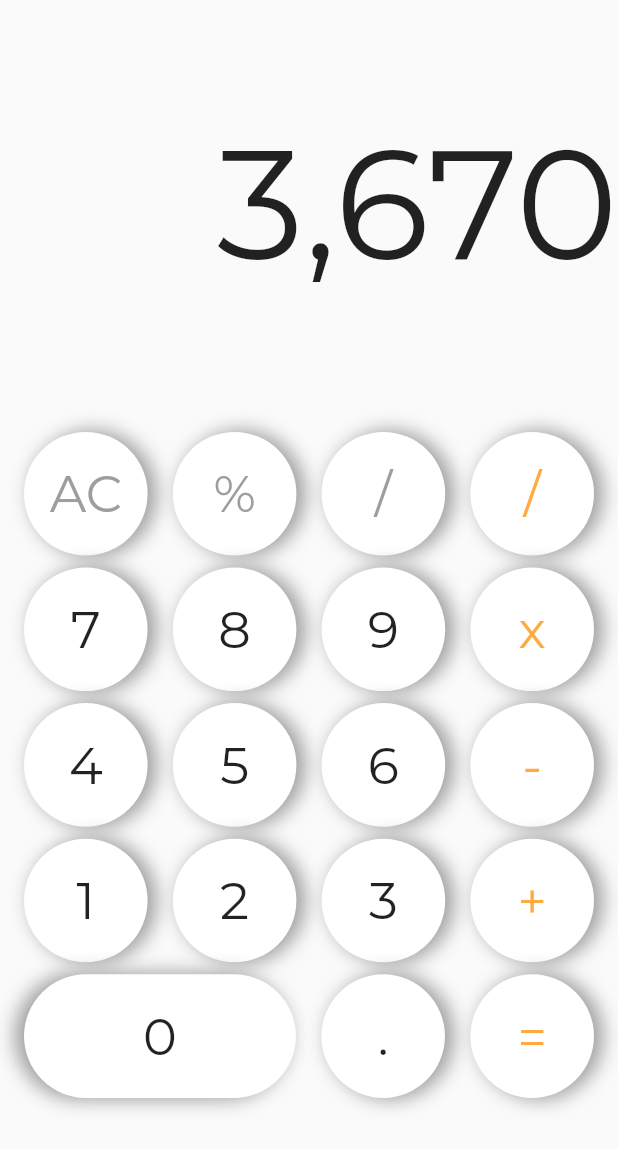
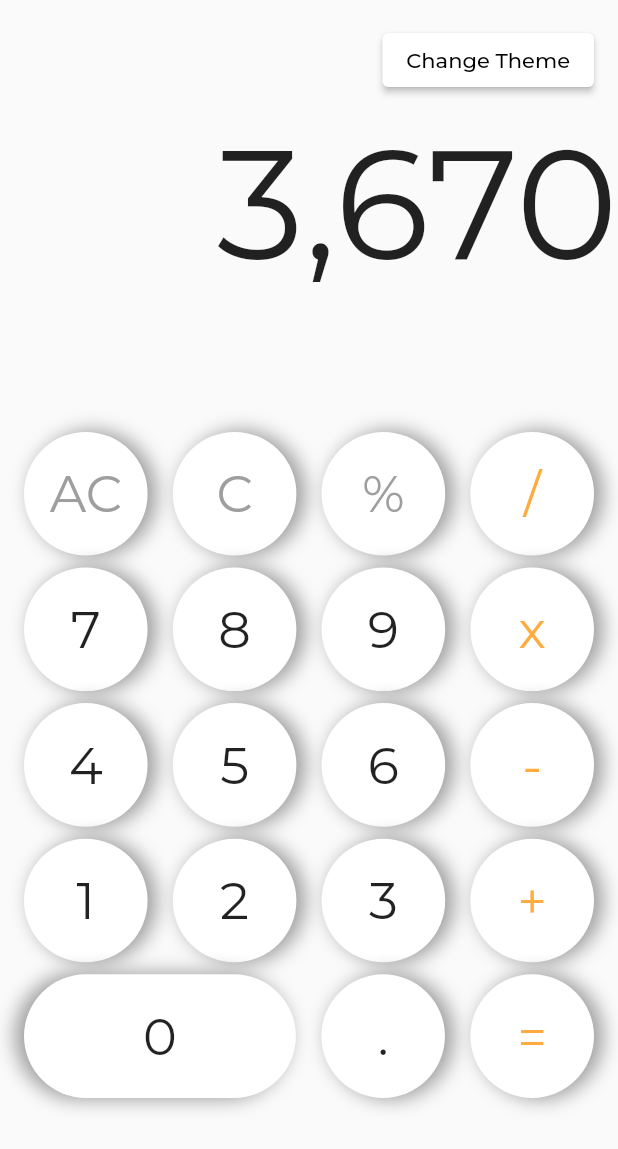
Before and after one commit to Coffiie/calculator_app, a Flutter app: the screen it shows after launch, on a phone screen of 412 x 824 dp. Shown: the top 1149 px of the screen. Run offline on Flutter 3.47's test engine with Material 2 defaults, Android fonts, the phone set to English and light mode, and no system bars; our stand-ins replace google_fonts, shared_preferences.

Commit message:
complete theming + calculator logic

```diff
--- a/lib/globals/widgets/button_widget.dart
+++ b/lib/globals/widgets/button_widget.dart
@@ -1,4 +1,6 @@
+import 'package:calculator_ui/providers/theme_provider.dart';
 import 'package:flutter/material.dart';
+import 'package:provider/provider.dart';
 
 enum OperandType { number, operator, nonOperator }
 
@@ -18,7 +20,8 @@ class ButtonWidget extends StatelessWidget {
 
   @override
   Widget build(BuildContext context) {
-    print(MediaQuery.of(context).platformBrightness);
+    final ThemeProvider themeProvider =
+        Provider.of<ThemeProvider>(context, listen: false);
     final Size screenSize = MediaQuery.of(context).size;
     return Stack(
       children: [
@@ -26,9 +29,12 @@ class ButtonWidget extends StatelessWidget {
             ? Container(
                 decoration: BoxDecoration(
                     borderRadius: BorderRadius.circular(50),
-                    boxShadow:  [
+                    boxShadow: [
                       BoxShadow(
-                          color: MediaQuery.of(context).platformBrightness == Brightness.dark ? Theme.of(context).primaryColor : Colors.grey,
+                          color: themeProvider.themeMode ==
+                                ThemeMode.dark
+                              ? Theme.of(context).primaryColor
+                              : Colors.grey,
                           spreadRadius: 1,
                           blurRadius: 10,
                           offset: const Offset(-5, 0))
@@ -39,13 +45,20 @@ class ButtonWidget extends StatelessWidget {
                 height: screenSize.height * 0.1,
               )
             : Container(
-                decoration: BoxDecoration(boxShadow:  [
-                  BoxShadow(
-                      color:  MediaQuery.of(context).platformBrightness == Brightness.dark ? Theme.of(context).primaryColor : Colors.grey,
-                      spreadRadius: 1,
-                      blurRadius: 10,
-                      offset: const Offset(5, 0))
-                ], shape: BoxShape.circle, color:Theme.of(context).primaryColor,),
+                decoration: BoxDecoration(
+                  boxShadow: [
+                    BoxShadow(
+                        color: themeProvider.themeMode ==
+                                ThemeMode.dark
+                            ? Theme.of(context).primaryColor
+                            : Colors.grey,
+                        spreadRadius: 1,
+                        blurRadius: 10,
+                        offset: const Offset(5, 0))
+                  ],
+                  shape: BoxShape.circle,
+                  color: Theme.of(context).primaryColor,
+                ),
                 width: screenSize.width * 0.2,
                 height: screenSize.height * 0.1,
               ),
--- a/lib/main.dart
+++ b/lib/main.dart
@@ -1,9 +1,18 @@
+import 'package:calculator_ui/providers/theme_provider.dart';
 import 'package:calculator_ui/views/calculator_view.dart';
 import 'package:flutter/material.dart';
 import 'package:google_fonts/google_fonts.dart';
+import 'package:provider/provider.dart';
 
 void main() {
-  runApp(MyApp());
+  runApp(
+    MultiProvider(
+      providers: [
+        ChangeNotifierProvider(create: (_) => ThemeProvider()),
+      ],
+      child: MyApp(),
+    ),
+  );
 }
 
 class MyApp extends StatelessWidget {
@@ -24,17 +33,25 @@ class MyApp extends StatelessWidget {
   // This widget is the root of your application.
   @override
   Widget build(BuildContext context) {
+    return Consumer<ThemeProvider>(builder: (context, themeProvider, _) {
       return MaterialApp(
         debugShowCheckedModeBanner: false,
         title: 'Flutter Demo',
-      themeMode: ThemeMode.light,
-      darkTheme: ThemeData.dark()
-          .copyWith(textTheme: GoogleFonts.montserratTextTheme(Typography.whiteRedmond)),
+        themeMode: themeProvider.themeMode,
+        darkTheme: ThemeData.dark().copyWith(
+          elevatedButtonTheme: ElevatedButtonThemeData(
+            style: ElevatedButton.styleFrom(
+              primary: Colors.black45,
+            )
+          ),
+            textTheme:
+                GoogleFonts.montserratTextTheme(Typography.whiteRedmond)),
         theme: ThemeData(
           textTheme: GoogleFonts.montserratTextTheme(),
           primarySwatch: MaterialColor(Colors.white.value, lightPrimaryMap),
         ),
         home: const CalculatorView(),
       );
+    });
   }
 }
--- /dev/null
+++ b/lib/providers/theme_provider.dart
@@ -0,0 +1,52 @@
+import 'package:flutter/cupertino.dart';
+import 'package:flutter/material.dart';
+import 'package:shared_preferences/shared_preferences.dart';
+
+class ThemeProvider extends ChangeNotifier {
+  final String _themePreferencesKey = '_themeKey';
+
+  ThemeMode _themeMode = ThemeMode.system;
+  ThemeMode get themeMode => _themeMode;
+  set themeMode(ThemeMode val) {
+    _themeMode = val;
+    notifyListeners();
+    setTheme(val);
+  }
+
+  late SharedPreferences prefs;
+
+  ThemeProvider() {
+    init();
+  }
+
+  void init() async {
+    prefs = await SharedPreferences.getInstance();
+    String? theme = prefs.getString(_themePreferencesKey);
+    switch (theme) {
+      case 'light':
+        themeMode = ThemeMode.light;
+        break;
+      case 'dark':
+        themeMode = ThemeMode.dark;
+        break;
+      default:
+        themeMode = ThemeMode.system;
+        break;
+    }
+  }
+
+  Future<void> setTheme(ThemeMode themeMode) async {
+    SharedPreferences prefs = await SharedPreferences.getInstance();
+    switch (themeMode) {
+      case ThemeMode.system:
+        await prefs.setString(_themePreferencesKey, 'system');
+        break;
+      case ThemeMode.light:
+        await prefs.setString(_themePreferencesKey, 'light');
+        break;
+      case ThemeMode.dark:
+        await prefs.setString(_themePreferencesKey, 'dark');
+        break;
+    }
+  }
+}
--- a/lib/views/calculator_view.dart
+++ b/lib/views/calculator_view.dart
@@ -1,5 +1,8 @@
 import 'package:calculator_ui/globals/widgets/button_widget.dart';
+import 'package:calculator_ui/providers/theme_provider.dart';
+import 'package:flutter/cupertino.dart';
 import 'package:flutter/material.dart';
+import 'package:provider/provider.dart';
 
 class CalculatorView extends StatelessWidget {
   const CalculatorView({Key? key}) : super(key: key);
@@ -7,10 +10,13 @@ class CalculatorView extends StatelessWidget {
   @override
   Widget build(BuildContext context) {
     final Size screenSize = MediaQuery.of(context).size;
-
+    ThemeProvider themeProvider =
+        Provider.of<ThemeProvider>(context, listen: false);
     return Scaffold(
         body: SafeArea(
-      child: Column(
+      child: Stack(
+        children: [
+          Column(
             children: [
               SizedBox(
                   height: screenSize.height * 0.33,
@@ -42,14 +48,14 @@ class CalculatorView extends StatelessWidget {
                             },
                           ),
                           ButtonWidget(
-                        title: '%',
+                            title: 'C',
                             operandType: OperandType.nonOperator,
                             calculatorFunction: (String value) {
                               print('value');
                             },
                           ),
                           ButtonWidget(
-                        title: '/',
+                            title: '%',
                             operandType: OperandType.nonOperator,
                             calculatorFunction: (String value) {
                               print('value');
@@ -205,6 +211,23 @@ class CalculatorView extends StatelessWidget {
               )),
             ],
           ),
+          Positioned(
+              right: 16,
+              top: 16,
+              child: ElevatedButton(
+                child: const Text('Change Theme'),
+                onPressed: () {
+                  if (themeProvider.themeMode == ThemeMode.system) {
+                    themeProvider.themeMode = ThemeMode.dark;
+                  } else if (themeProvider.themeMode == ThemeMode.dark) {
+                    themeProvider.themeMode = ThemeMode.light;
+                  } else {
+                    themeProvider.themeMode = ThemeMode.dark;
+                  }
+                },
+              )),
+        ],
+      ),
     ));
   }
 }
--- a/pubspec.yaml
+++ b/pubspec.yaml
@@ -32,6 +32,7 @@ dependencies:
     sdk: flutter
   google_fonts: ^2.1.0
   provider: ^6.0.1
+  shared_preferences: ^2.0.8
 
 dev_dependencies:
   flutter_lints: ^1.0.0
```
Also changed, not shown: lib/globals/models/parse_result.dart (added, +10 -0 lines), lib/globals/services/calculator_service.dart (added, +126 -0 lines), 1 other file. Lines whose indentation alone changed are shown as unchanged.
